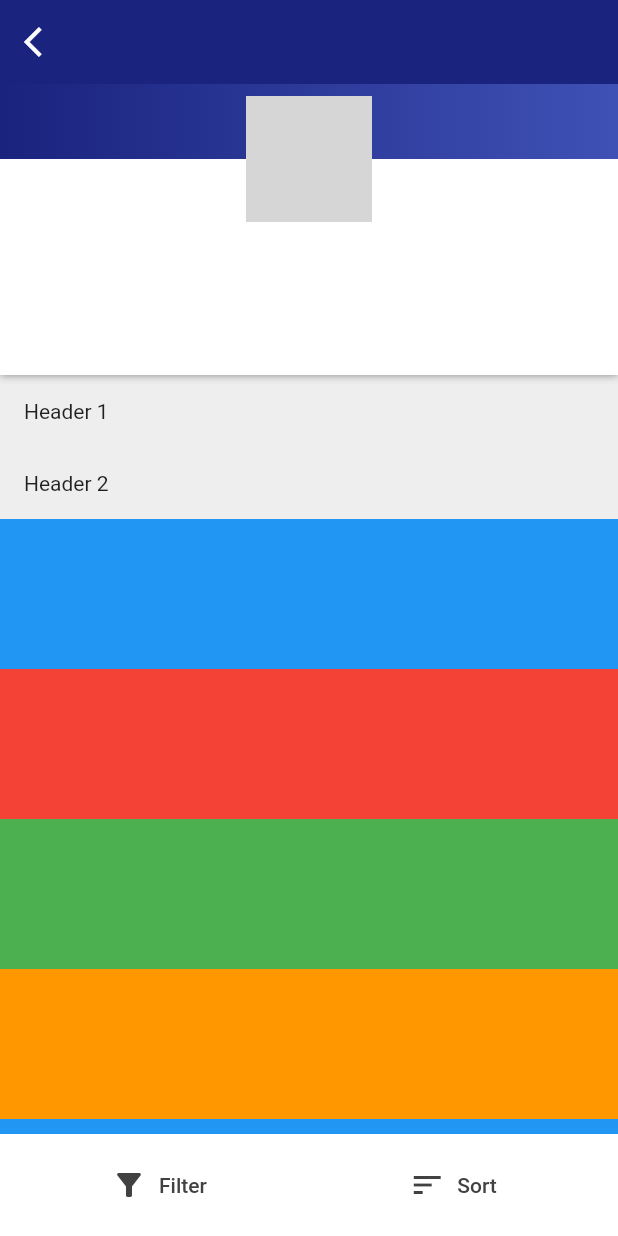
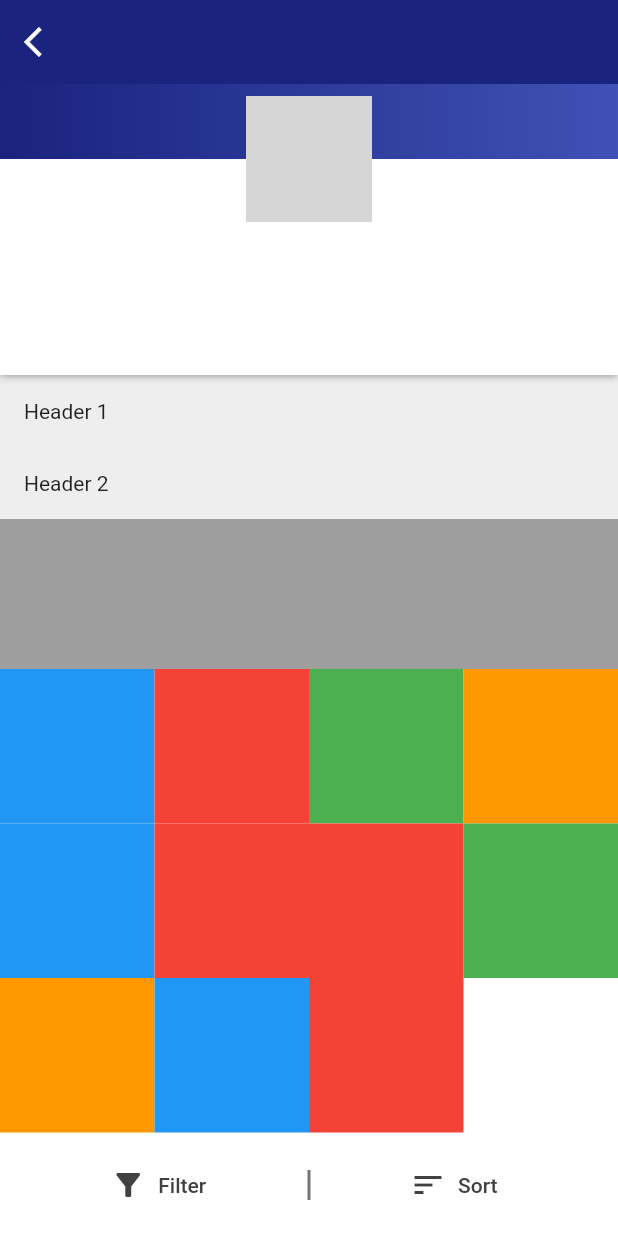
Before and after one commit to one-piece-team1/one-piece-platform, a Flutter app: the DefaultScaffold screen opened directly, on a phone screen of 412 x 824 dp. Run offline on Flutter 3.47's test engine with Material 2 defaults, Android fonts, the phone set to English and light mode, and no system bars; drawn by our look-alikes of overlay_support; our stand-ins replace dio, firebase_auth, firebase_core, google_sign_in, modal_progress_hud, shared_preferences; missing offline and left inert: dart:html; accounts and stored records are empty; network calls fail; grey boxes are pictures that could not be loaded.

Commit message:
<add><vertical devider between buttons>

```diff
--- a/lib/ui/components/common/default_scaffold.dart
+++ b/lib/ui/components/common/default_scaffold.dart
@@ -11,7 +11,6 @@
   final bool showSpinner;
 
 //  final List<Widget> contents;
-//TODO: how to pass multiple widgets just like react slot
   @override
   Widget build(BuildContext context) {
     var screenSize = MediaQuery.of(context).size;
@@ -29,14 +28,21 @@
                 onPressed: () {},
                 icon: Icon(
                   Icons.filter_alt,
-                  color: Color(0xFF414141),
+                  color: const Color(0xFF414141),
                 ),
                 label: Text(
                   "Filter",
                   style: TextStyle(
-                    color: Color(0xFF414141),
+                    color: const Color(0xFF414141),
                   ),
                 ),
+              ),
+            ),
+            SizedBox(
+              height: 20,
+              child: Container(
+                color: Colors.grey[600],
+                width: 2,
               ),
             ),
             Expanded(
@@ -45,12 +51,12 @@
                 onPressed: () {},
                 icon: Icon(
                   Icons.sort,
-                  color: Color(0xFF414141),
+                  color: const Color(0xFF414141),
                 ),
                 label: Text(
                   "Sort",
                   style: TextStyle(
-                    color: Color(0xFF414141),
+                    color: const Color(0xFF414141),
                   ),
                 ),
               ),
@@ -87,12 +93,7 @@
             SliverList(
               delegate: SliverChildListDelegate(
                 [
-                  BodyWidget(Colors.blue),
-                  BodyWidget(Colors.red),
-                  BodyWidget(Colors.green),
-                  BodyWidget(Colors.orange),
-                  BodyWidget(Colors.blue),
-                  BodyWidget(Colors.red),
+                  BodyWidget(Colors.grey),
                 ],
               ),
             ),
```
